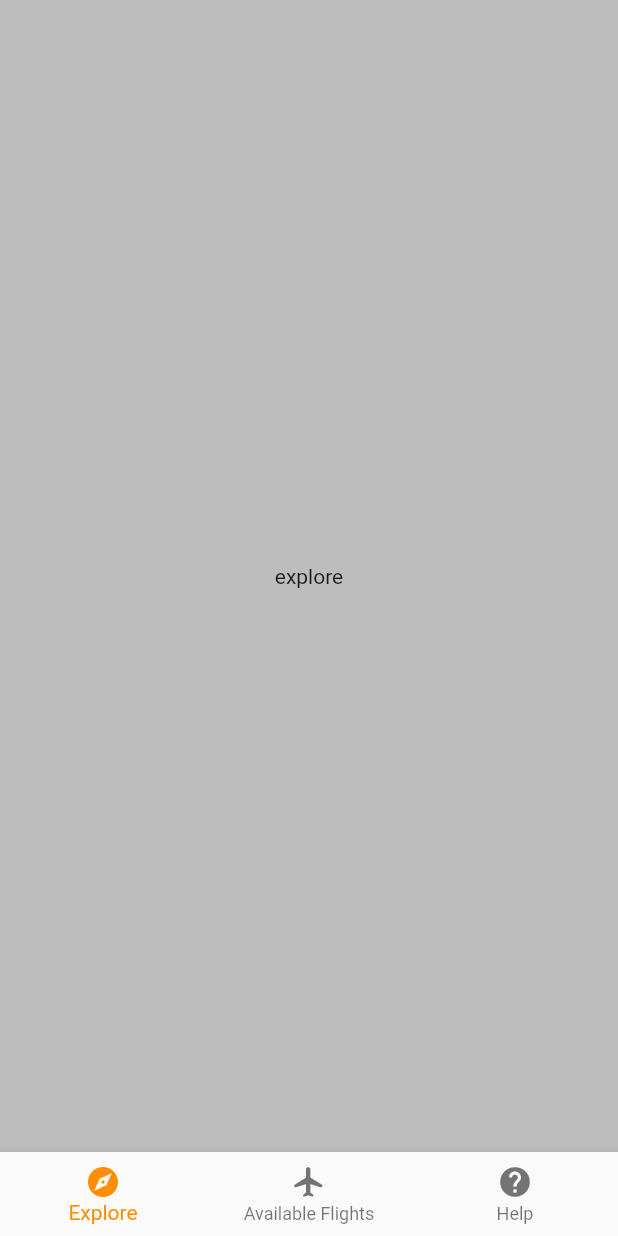
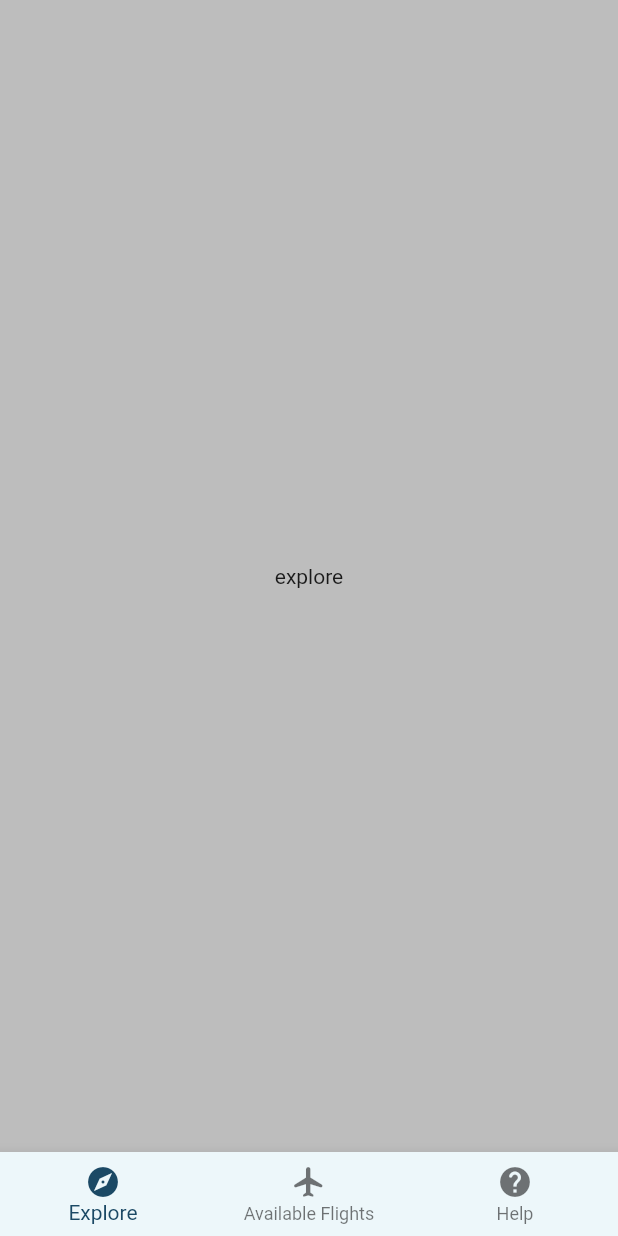
Before and after one commit to HadiAlMarzooq/travelairport, a Flutter app: the screen it shows after launch, after a tap on "Join as a Guest", on a phone screen of 412 x 824 dp. Run offline on Flutter 3.47's test engine with Material 2 defaults, Android fonts, the phone set to English and light mode, and no system bars; our stand-ins replace hexcolor.

Commit message:
fixed the color selcetion and

```diff
--- a/lib/widgets/loggedin.dart
+++ b/lib/widgets/loggedin.dart
@@ -1,4 +1,5 @@
 import 'package:flutter/material.dart';
+import 'package:hexcolor/hexcolor.dart';
 import 'package:travelairport/widgets/help.dart';
 import 'package:travelairport/widgets/explore.dart';
 import 'package:travelairport/widgets/availableflight.dart';
@@ -30,6 +31,7 @@ class _loggedinState extends State<loggedin> {
     return MaterialApp(
       home: Scaffold(
         bottomNavigationBar: BottomNavigationBar(
+          backgroundColor: HexColor('EDF7FA'),
           items: const <BottomNavigationBarItem>[
             BottomNavigationBarItem(
               icon: Icon(Icons.explore_rounded),
@@ -45,7 +47,7 @@ class _loggedinState extends State<loggedin> {
             ),
           ],
           currentIndex: _selectedIndex,
-          selectedItemColor: Colors.amber[800],
+          selectedItemColor: HexColor('1B4965'),
           onTap: _onItemTapped,
         ),
 
```
